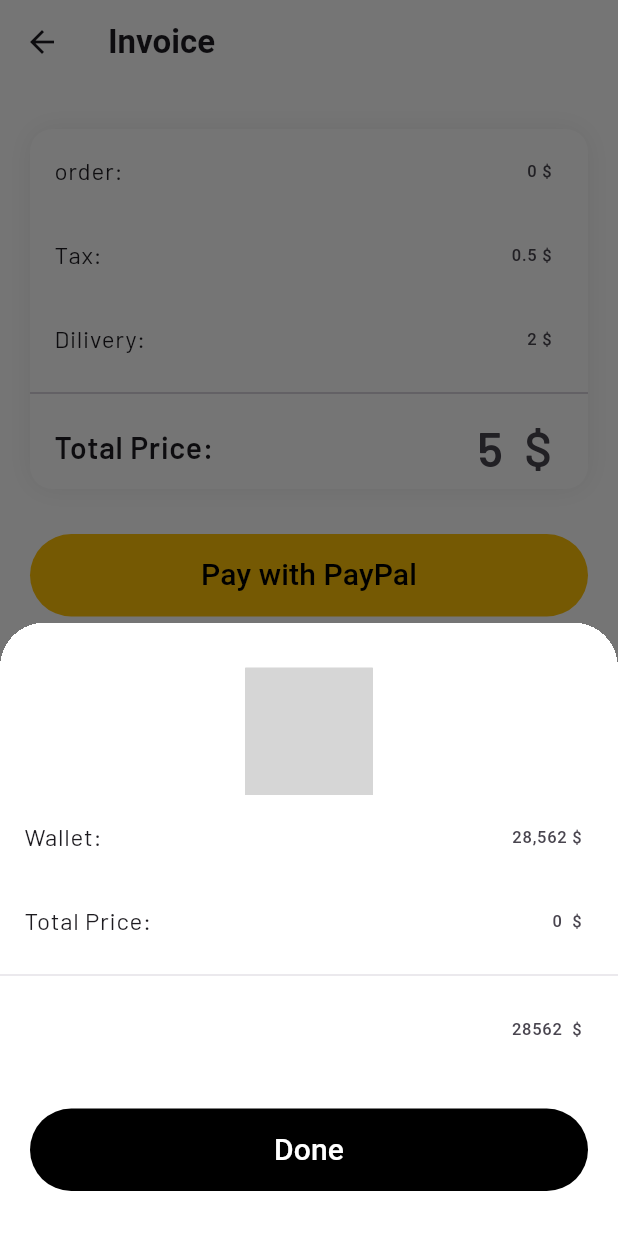
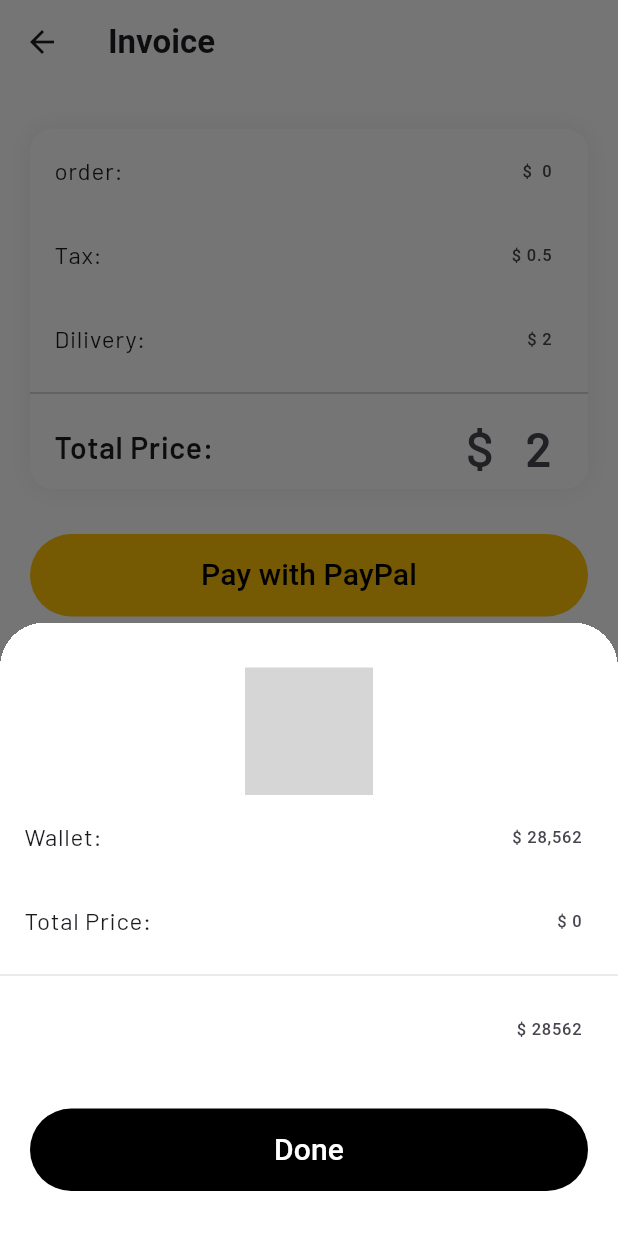
Before and after one commit to tommy725/flutter-food-app-ui, a Flutter app: the InvoiceScreen screen opened directly, after a tap on an icon or button, on a phone screen of 412 x 824 dp. Run offline on Flutter 3.47's test engine with Material 2 defaults, Android fonts, the phone set to English and light mode, and no system bars; drawn by our look-alikes of countup; our stand-ins replace carousel_slider, flutter_staggered_animations, get, google_fonts, lottie; missing offline and left inert: avatar_stack; grey boxes are pictures that could not be loaded.

Commit message:
change dollar sign position

```diff
--- a/lib/drink_screen.dart
+++ b/lib/drink_screen.dart
@@ -107,7 +107,7 @@ class DrinkScreen extends StatelessWidget {
                                 color: Colors.grey,
                               ),
                               Text(
-                                '${controller.drinkList[controller.contentIndex.value].price!} \$',
+                                '\$ ${controller.drinkList[controller.contentIndex.value].price!} \$',
                                 style: GoogleFonts.getFont('Barlow',
                                     fontSize: 25, fontWeight: FontWeight.w600),
                               ),
--- a/lib/invoice_screen.dart
+++ b/lib/invoice_screen.dart
@@ -50,7 +50,7 @@ class InvoiceScreen extends StatelessWidget {
                                   fontWeight: FontWeight.w600),
                             ),
                             subtitle: Text(
-                              '${controller.invoiceList[i].price!} \$',
+                              '\$  ${controller.invoiceList[i].price!}',
                             ),
                             trailing: Text(
                               'X ${controller.invoiceList[i].item.toString()}',
@@ -86,7 +86,7 @@ class InvoiceScreen extends StatelessWidget {
                           ),
                         ),
                         trailing:
-                            Text('${controller.totalPrice.value.floor()} \$'),
+                            Text('\$  ${controller.totalPrice.value.floor()}'),
                       ),
                       ListTile(
                         title: Text(
@@ -95,7 +95,7 @@ class InvoiceScreen extends StatelessWidget {
                             'Barlow',
                           ),
                         ),
-                        trailing: const Text('0.5 \$'),
+                        trailing: const Text('\$ 0.5'),
                       ),
                       ListTile(
                         title: Text(
@@ -104,7 +104,7 @@ class InvoiceScreen extends StatelessWidget {
                             'Barlow',
                           ),
                         ),
-                        trailing: const Text('2 \$'),
+                        trailing: const Text('\$ 2'),
                       ),
                       const Divider(),
                       ListTile(
@@ -115,10 +115,10 @@ class InvoiceScreen extends StatelessWidget {
                         ),
                         trailing: Countup(
                           begin: 0,
-                          end: controller.totalPrice.value + 5,
+                          end: controller.totalPrice.value + 2,
                           duration: const Duration(seconds: 1),
                           separator: ',',
-                          suffix: '  \$',
+                          prefix: '\$   ',
                           curve: Curves.easeIn,
                           style: GoogleFonts.getFont('Barlow',
                               fontWeight: FontWeight.w600, fontSize: 32),
--- a/lib/payment_sheet.dart
+++ b/lib/payment_sheet.dart
@@ -24,7 +24,7 @@ class PaymentSheet extends StatelessWidget {
                 'Barlow',
               ),
             ),
-            trailing: const Text('28,562 \$'),
+            trailing: const Text('\$ 28,562'),
           ),
           ListTile(
             title: Text(
@@ -33,7 +33,7 @@ class PaymentSheet extends StatelessWidget {
                 'Barlow',
               ),
             ),
-            trailing: Text('${price.floor()}  \$'),
+            trailing: Text('\$ ${price.floor()}'),
           ),
           const Divider(
             thickness: 0.5,
@@ -44,7 +44,7 @@ class PaymentSheet extends StatelessWidget {
               style: GoogleFonts.getFont('Barlow',
                   color: Colors.black, fontWeight: FontWeight.bold),
             ),
-            trailing: Text('${(28562 - price).floor()}  \$'),
+            trailing: Text('\$ ${(28562 - price).floor()}'),
           ),
           const SizedBox(height: 25),
           BtnWidget(
--- a/lib/pizza_screen.dart
+++ b/lib/pizza_screen.dart
@@ -107,7 +107,7 @@ class PizzaScreen extends StatelessWidget {
                                 color: Colors.grey,
                               ),
                               Text(
-                                '${controller.foodList[controller.contentIndex.value].price!} \$',
+                                '\$ ${controller.foodList[controller.contentIndex.value].price!}',
                                 style: GoogleFonts.getFont('Barlow',
                                     fontSize: 25, fontWeight: FontWeight.w600),
                               ),
--- a/lib/salad_screen.dart
+++ b/lib/salad_screen.dart
@@ -107,7 +107,7 @@ class SaladScreen extends StatelessWidget {
                                 color: Colors.grey,
                               ),
                               Text(
-                                '${controller.saladList[controller.contentIndex.value].price!} \$',
+                                '\$ ${controller.saladList[controller.contentIndex.value].price!} \$',
                                 style: GoogleFonts.getFont('Barlow',
                                     fontSize: 25, fontWeight: FontWeight.w600),
                               ),
```
